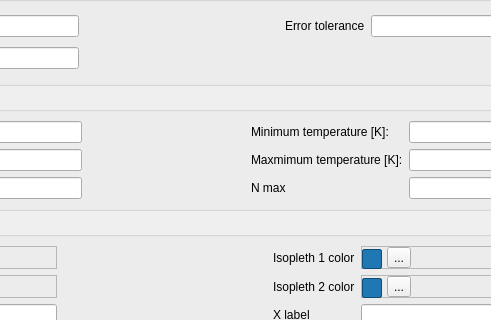
Qt form addon/pycThermopack/gui/layouts/ph_env_options.ui (thermotools/thermopack) before a commit; both pictures show x 240 to 731 and y 139 to 459 of the 835 by 564 pixel window.
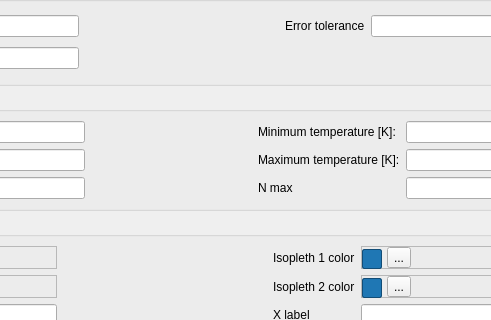
The same form after that commit.

What changed in the file:
```diff
--- a/addon/pycThermopack/gui/layouts/ph_env_options.ui
+++ b/addon/pycThermopack/gui/layouts/ph_env_options.ui
@@ -218,7 +218,7 @@
       <item row="2" column="3">
        <widget class="QLabel" name="iso_t_max_label">
         <property name="text">
-         <string>Maxmimum temperature [K]:</string>
+         <string>Maximum temperature [K]:</string>
         </property>
        </widget>
       </item>
```
